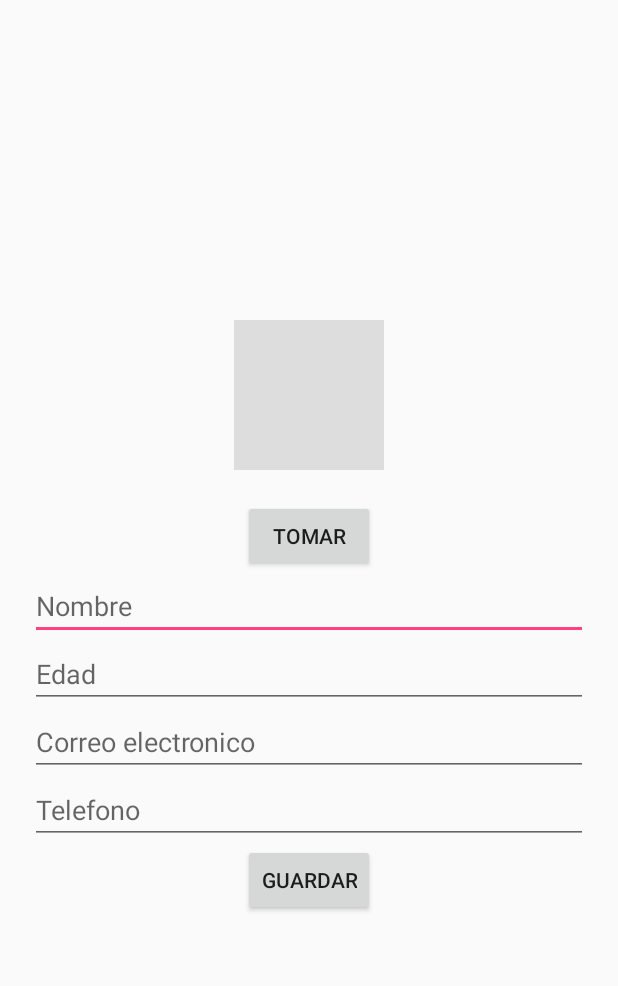
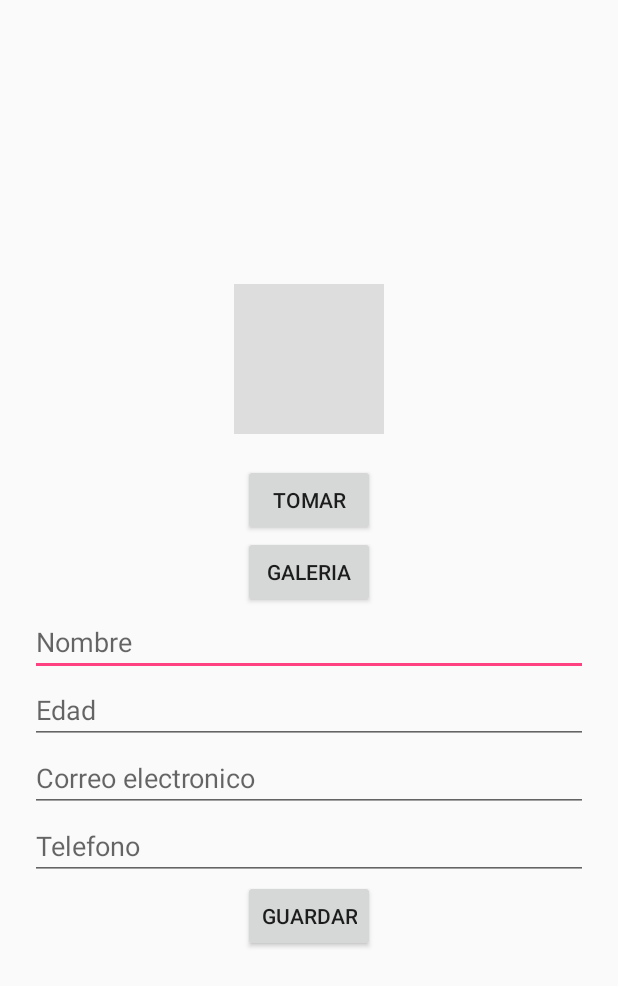
Before and after one commit to Andres-UA/AppMoviles, an Android app: the NewFriendActivity screen opened directly, with no data from a screen before it, on a phone screen of 412 x 824 dp. Shown: the top 986 px of the screen. Run offline under Robolectric (Android 15) with nearby library versions, the phone set to English and light mode, and no system bars; our stand-ins replace Firebase (no records; nobody signed in at launch, a user with empty details on screens opened directly).

Commit message:
Clase 11

```diff
--- a/app/src/main/AndroidManifest.xml
+++ b/app/src/main/AndroidManifest.xml
@@ -21,7 +21,9 @@
                 <category android:name="android.intent.category.LAUNCHER" />
             </intent-filter>
         </activity>
-        <activity android:name=".NewFriendActivity" />
+        <activity
+            android:name=".NewFriendActivity"
+            android:screenOrientation="portrait" />
         <activity android:name=".LoginActivity" />
         <activity android:name=".SingupActivity"></activity>
 
--- a/app/src/main/res/layout/activity_new_friend.xml
+++ b/app/src/main/res/layout/activity_new_friend.xml
@@ -4,55 +4,61 @@
     xmlns:tools="http://schemas.android.com/tools"
     android:layout_width="match_parent"
     android:layout_height="match_parent"
-    tools:context=".NewFriendActivity"
+    android:gravity="center"
+    android:orientation="vertical"
     android:padding="20dp"
-    android:orientation="vertical"
-    android:gravity="center">
+    tools:context=".NewFriendActivity">
 
     <ImageView
+        android:id="@+id/iv_image_friend"
         android:layout_width="100dp"
         android:layout_height="100dp"
-        android:background="#ddd"
         android:layout_marginBottom="20dp"
-        android:id="@+id/iv_image_friend"/>
+        android:background="#ddd" />
 
     <Button
+        android:id="@+id/btn_take_pic"
         android:layout_width="wrap_content"
         android:layout_height="wrap_content"
-        android:text="Tomar"
-        android:id="@+id/btn_take_pic"/>
+        android:text="Tomar" />
+
+    <Button
+        android:id="@+id/btn_open_gallery"
+        android:layout_width="wrap_content"
+        android:layout_height="wrap_content"
+        android:text="Galeria" />
 
     <EditText
+        android:id="@+id/et_name"
         android:layout_width="match_parent"
         android:layout_height="wrap_content"
-        android:hint="Nombre"
-        android:id="@+id/et_name"/>
+        android:hint="Nombre" />
 
     <EditText
+        android:id="@+id/et_age"
         android:layout_width="match_parent"
         android:layout_height="wrap_content"
         android:hint="Edad"
-        android:inputType="number"
-        android:id="@+id/et_age"/>
+        android:inputType="number" />
 
     <EditText
+        android:id="@+id/et_email"
         android:layout_width="match_parent"
         android:layout_height="wrap_content"
         android:hint="Correo electronico"
-        android:inputType="textEmailAddress"
-        android:id="@+id/et_email"/>
+        android:inputType="textEmailAddress" />
 
     <EditText
+        android:id="@+id/et_phone"
         android:layout_width="match_parent"
         android:layout_height="wrap_content"
         android:hint="Telefono"
-        android:inputType="phone"
-        android:id="@+id/et_phone"/>
+        android:inputType="phone" />
 
     <Button
+        android:id="@+id/btn_save_friend"
         android:layout_width="wrap_content"
         android:layout_height="wrap_content"
-        android:text="Guardar"
-        android:id="@+id/btn_save_friend"/>
+        android:text="Guardar" />
 
 </LinearLayout>
```
Also changed, not shown: app/src/main/java/com/andres/appmoviles/FriendsListAdapter.java (renamed from app/src/main/java/com/andres/appmoviles/FriendsListApdapter.java, +13 -4 lines), app/src/main/java/com/andres/appmoviles/LoginActivity.java (+33 -0 lines), app/src/main/java/com/andres/appmoviles/MainActivity.java (+21 -8 lines), app/src/main/java/com/andres/appmoviles/NewFriendActivity.java (+42 -5 lines), app/src/main/java/com/andres/appmoviles/Util/Utils.java (added, +129 -0 lines), app/src/main/java/com/andres/appmoviles/db/DBHandler.java (+12 -6 lines), app/src/main/java/com/andres/appmoviles/model/Friend.java (+11 -1 lines).
